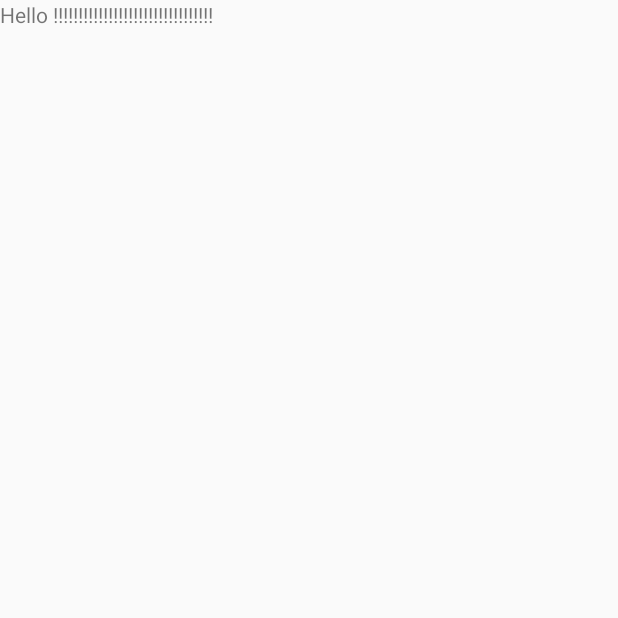
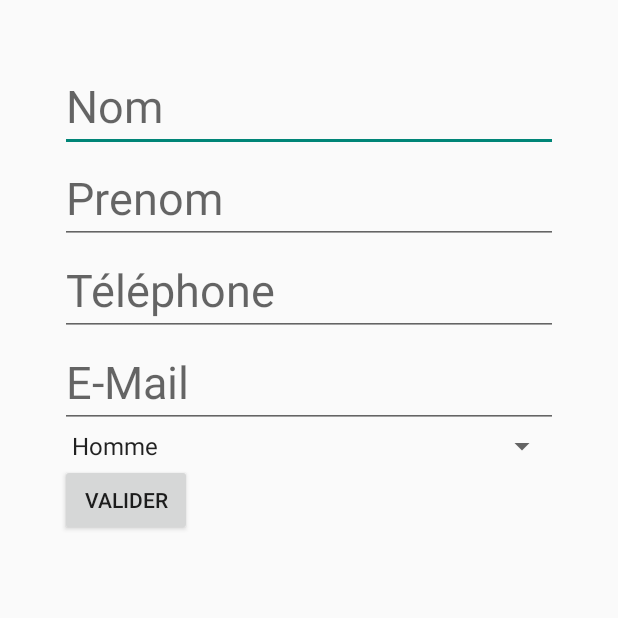
Before and after one commit to schiccam/Jpo, an Android app: the Main2Activity screen opened directly, with no data from a screen before it, on a phone screen of 412 x 824 dp, the top half of it. Run offline under Robolectric (Android 15) with nearby library versions, the phone set to English and light mode, and no system bars.

Commit message:
Travail XML

```diff
--- a/app/src/main/java/com/example/cdsm/jpo/Activity/Main2Activity.java
+++ b/app/src/main/java/com/example/cdsm/jpo/Activity/Main2Activity.java
@@ -2,14 +2,102 @@ package com.example.cdsm.jpo.Activity;
 
 import android.support.v7.app.AppCompatActivity;
 import android.os.Bundle;
+import android.text.TextUtils;
+import android.util.Patterns;
+import android.view.View;
+import android.widget.Button;
+import android.widget.EditText;
+import android.widget.Toast;
 
+import com.example.cdsm.jpo.Classe.Inscrit;
+import com.example.cdsm.jpo.Classe.InscritDAO;
 import com.example.cdsm.jpo.R;
 
+import org.w3c.dom.Text;
+
 public class Main2Activity extends AppCompatActivity {
+
+    EditText etNom;
+    EditText etPrenom;
+    EditText etTel;
+    EditText etMail;
+    Button btnValider;
 
     @Override
     protected void onCreate(Bundle savedInstanceState) {
         super.onCreate(savedInstanceState);
         setContentView(R.layout.activity_main2);
+
+        etNom = findViewById(R.id.etNom);
+        etPrenom = findViewById(R.id.etPrenom);
+        etTel = findViewById(R.id.etTel);
+        etMail = findViewById(R.id.etMail);
+        btnValider = findViewById(R.id.btnValider);
+        btnValider.setOnClickListener(new View.OnClickListener() {
+            @Override
+            public void onClick(View v) {
+
+                if (checkDataEntered() == 4){
+                    Toast.makeText(Main2Activity.this,"OK",Toast.LENGTH_SHORT).show();
+                }
+                /*String nom = etNom.getText().toString();
+                String prenom = etPrenom.getText().toString();
+                String tel = etTel.getText().toString();
+                String mail = etMail.getText().toString();
+
+                Inscrit inscrit = new Inscrit();
+                inscrit.setNom(nom);
+                inscrit.setPrenom(prenom);
+                inscrit.setTel(tel);
+                inscrit.setMail(mail);
+
+                InscritDAO inscritDAO = new InscritDAO(Main2Activity.this);
+                inscritDAO.Ajouter(inscrit);*/
+
+
+
+            }
+        });
+
+    }
+
+    public boolean isEmpty(EditText et){
+        CharSequence str = et.getText().toString();
+        return TextUtils.isEmpty(str);
+    }
+
+    public boolean isEmail(EditText et){
+        CharSequence email = et.getText().toString();
+        return (!TextUtils.isEmpty(email)&& Patterns.EMAIL_ADDRESS.matcher(email).matches());
+    }
+
+    public int checkDataEntered(){
+        int cptValide = 0;
+
+        if (isEmpty(etNom)){
+            etNom.setError("");
+        }
+        else
+            cptValide++;
+
+        if (isEmpty(etPrenom)){
+            etPrenom.setError("");
+        }
+        else
+            cptValide++;
+
+        if (isEmpty(etTel)){
+            etTel.setError("");
+        }
+        else
+            cptValide++;
+
+        if (isEmail(etMail) == false){
+            etMail.setError("");
+        }
+        else
+            cptValide++;
+
+        return cptValide;
     }
 }
--- a/app/src/main/java/com/example/cdsm/jpo/Classe/InscritDAO.java
+++ b/app/src/main/java/com/example/cdsm/jpo/Classe/InscritDAO.java
@@ -49,8 +49,8 @@
 
         String query = "INSERT INTO Inscrit(insNom,insPrenom,insTel,insMail,insSexe,insDateNaiss" +
                 ",insLieuNaiss,insAdresse,insCP,insVille,insScolarite1,insScolarite2,insFormation1,insFormation2)" +
-                "VALUES ("+nom+","+prenom+","+tel+","+mail+","+sexe+","+datenaiss+","+lieunaiss+","+adresse+
-                ","+cp+","+ville+","+sco1+","+sco2+","+form1+","+form2+");";
+                "VALUES ('"+nom+"','"+prenom+"','"+tel+"','"+mail+"','"+sexe+"','"+datenaiss+"','"+lieunaiss+"','"+adresse+
+                "','"+cp+"','"+ville+"','"+sco1+"','"+sco2+"',"+form1+","+form2+");";
 
         String querytest = "INSERT INTO Inscrit(insNom,insPrenom) VALUES ('testn','testp')";
 
--- a/app/src/main/res/layout/activity_main2.xml
+++ b/app/src/main/res/layout/activity_main2.xml
@@ -6,9 +6,62 @@
     android:layout_height="match_parent"
     tools:context=".Activity.Main2Activity">
 
-    <TextView
-        android:layout_width="wrap_content"
-        android:layout_height="wrap_content"
-        android:text="Hello !!!!!!!!!!!!!!!!!!!!!!!!!!!!!!!!"/>
 
+    <LinearLayout
+        android:layout_width="match_parent"
+        android:layout_height="match_parent"
+        android:orientation="vertical"
+        android:padding="40dp">
+
+        <EditText
+            android:id="@+id/etNom"
+            android:layout_width="match_parent"
+            android:layout_height="wrap_content"
+            android:ems="30"
+            android:inputType="textPersonName"
+            android:hint="Nom"
+            android:textSize="30dp"/>
+
+        <EditText
+            android:id="@+id/etPrenom"
+            android:layout_width="match_parent"
+            android:layout_height="wrap_content"
+            android:ems="30"
+            android:inputType="textPersonName"
+            android:hint="Prenom"
+            android:textSize="30dp"/>
+
+        <EditText
+            android:id="@+id/etTel"
+            android:layout_width="match_parent"
+            android:layout_height="wrap_content"
+            android:ems="30"
+            android:hint="Téléphone"
+            android:inputType="phone"
+            android:textSize="30dp"/>
+
+        <EditText
+            android:id="@+id/etMail"
+            android:layout_width="match_parent"
+            android:layout_height="wrap_content"
+            android:ems="30"
+            android:hint="E-Mail"
+            android:inputType="textEmailAddress"
+            android:textSize="30dp"/>
+
+        <Spinner
+            android:id="@+id/spinner"
+            android:layout_width="match_parent"
+            android:layout_height="wrap_content"
+            android:entries="@array/sexe_array"
+            android:textSize="30dp"/>
+
+        <Button
+            android:id="@+id/btnValider"
+            android:layout_width="wrap_content"
+            android:layout_height="wrap_content"
+            android:text="Valider" />
+
+
+    </LinearLayout>
 </android.support.constraint.ConstraintLayout>
--- a/app/src/main/res/values/strings.xml
+++ b/app/src/main/res/values/strings.xml
@@ -1,3 +1,8 @@
 <resources>
     <string name="app_name">Jpo</string>
+
+    <string-array name="sexe_array">
+        <item>Homme</item>
+        <item>Femme</item>
+    </string-array>
 </resources>
```
Also changed, not shown: app/src/main/java/com/example/cdsm/jpo/Activity/MainActivity.java (+23 -2 lines).
